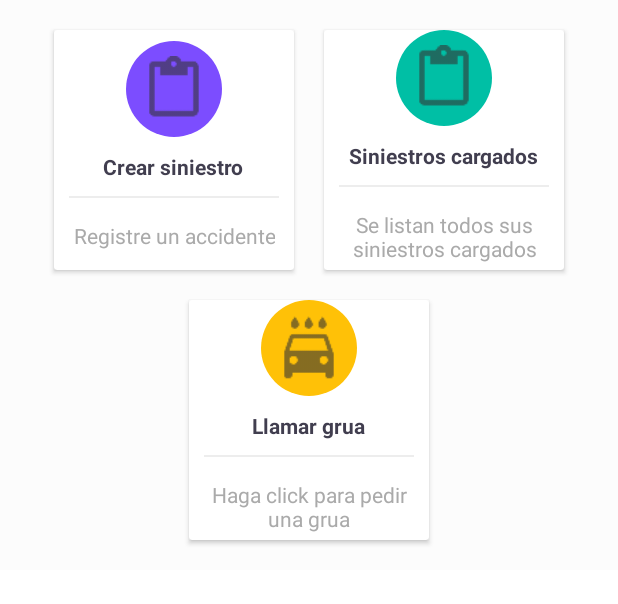
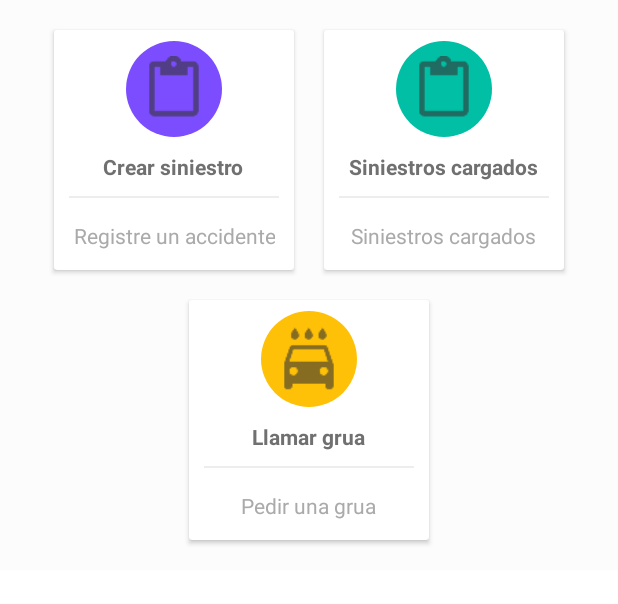
Before and after one commit to gonzajet/segurisimo, an Android app: the HomeActivity screen opened directly, with no data from a screen before it, on a phone screen of 412 x 824 dp, the part 444-1048 px from its top. Run offline under Robolectric (Android 15) with nearby library versions, the phone set to English and light mode, and no system bars.

Commit message:
mod archivos, vistas

```diff
--- a/app/src/main/java/l/gonza/segurisimo/HomeActivity.java
+++ b/app/src/main/java/l/gonza/segurisimo/HomeActivity.java
@@ -68,9 +68,6 @@ public class HomeActivity extends AppCompatActivity implements View.OnClickListe
                 launchActivity(LoginActivity.class);
                 finish();
                 return true;
-            case R.id.menu_settings:
-                Log.i("ActionBar", "Settings");
-                return true;
             default:
                 return super.onOptionsItemSelected(item);
         }
--- a/app/src/main/res/layout/activity_card_view.xml
+++ b/app/src/main/res/layout/activity_card_view.xml
@@ -41,6 +41,7 @@
                 android:id="@+id/textViewNombre"
                 android:layout_width="196dp"
                 android:layout_height="wrap_content"
+                android:layout_marginTop="5dp"
                 android:layout_marginStart="20dp"
                 android:paddingLeft="10dp"
                 android:hint="@string/nombre" />
@@ -49,6 +50,7 @@
                 android:id="@+id/textViewEstado"
                 android:layout_width="196dp"
                 android:layout_height="wrap_content"
+                android:layout_marginTop="5dp"
                 android:layout_marginStart="20dp"
                 android:layout_marginEnd="10dp"
                 android:layout_marginBottom="10dp"
--- a/app/src/main/res/layout/activity_home.xml
+++ b/app/src/main/res/layout/activity_home.xml
@@ -52,6 +52,8 @@
                 android:orientation="horizontal"
                 android:layout_width="match_parent"
                 android:layout_height="wrap_content">
+
+
                 <android.support.v7.widget.CardView
                     android:foreground="?android:attr/selectableItemBackground"
                     android:clickable="true"
@@ -91,6 +93,8 @@
 
                     </LinearLayout>
                 </android.support.v7.widget.CardView>
+
+
                 <android.support.v7.widget.CardView
                     android:foreground="?android:attr/selectableItemBackground"
                     android:id="@+id/CardViewMap"
@@ -106,6 +110,7 @@
                         <ImageView
                             android:layout_width="64dp"
                             android:layout_height="64dp"
+
                             android:background="@drawable/cerclebackgroundgreen"
                             android:src="@drawable/ic_action_add_caso"
                             android:padding="10dp"/>
--- a/app/src/main/res/menu/menu_home.xml
+++ b/app/src/main/res/menu/menu_home.xml
@@ -2,12 +2,6 @@
 <menu xmlns:app="http://schemas.android.com/apk/res-auto"
     xmlns:android="http://schemas.android.com/apk/res/android"
     >
-    <item
-        android:id="@+id/menu_settings"
-        android:title="Settings"
-        app:showAsAction="never"
-        android:orderInCategory="100"
-        />
 
     <item
         android:id="@+id/menu_sesion"
--- a/app/src/main/res/values/colors.xml
+++ b/app/src/main/res/values/colors.xml
@@ -22,6 +22,7 @@
     <color name="backgroundcolor">#fcfcfc</color>
     <color name="test">#DFDFDF</color>
     <color name="bordo">#800c00</color>
+    <color name="texto">#707070</color>
 
 
 </resources>
--- a/app/src/main/res/values/strings.xml
+++ b/app/src/main/res/values/strings.xml
@@ -7,12 +7,12 @@
     <string name="crear_siniestro">Crear siniestro</string>
     <string name="registre_un_accidente">Registre un accidente</string>
     <string name="siniestros_cargados">Siniestros cargados</string>
-    <string name="lista_siniestros">Se listan todos sus siniestros cargados</string>
+    <string name="lista_siniestros">Siniestros cargados</string>
     <string name="llamar_grua">Llamar grua</string>
     <string name="formato_fecha">dd/mm/yyyy</string>
     <string name="formato_hora">hh:mm</string>
-    <string name="click_grua">Haga click para pedir una grua</string>
-    <string name="username">Username</string>
+    <string name="click_grua">Pedir una grua</string>
+    <string name="username">Usuario</string>
     <string name="password">Contraseña</string>
     <string name="login">Login</string>
     <string name="register">No tenes cuenta? Registrate</string>
@@ -24,7 +24,7 @@
     <string name="telefono">Telefono</string>
     <string name="email">Email</string>
     <string name="confirm_password">Confirmar contraseña</string>
-    <string name="text_register">Register</string>
+    <string name="text_register">Registrarse</string>
     <string name="eres_miembro">Ya eres miembro? Login</string>
     <string name="datos">Datos</string>
     <string name="fecha_del_accidente">Fecha del accidente</string>
@@ -34,6 +34,7 @@
     <string name="filtro_por_estado">Filtro por estado</string>
     <string name="eliminar_siniestro">Eliminar siniestro</string>
     <string name="editar">Editar</string>
+    <string name="selecc_f_h">Seleccione fecha y hora</string>
 
 
 
--- a/app/src/main/res/values/styles.xml
+++ b/app/src/main/res/values/styles.xml
@@ -5,11 +5,11 @@
         <!-- Customize your theme here. -->
         <item name="colorPrimary">@color/colorPrimary</item>
         <item name="colorPrimaryDark">@color/colorPrimaryDark</item>
-        <item name="colorAccent">@color/orange</item>
-        <item name="android:textColor">@color/colorBackground</item>
+        <item name="colorAccent">@color/colorPrimaryDark</item>
+        <item name="android:textColor">@color/texto</item>
         <item name="android:textColorHint">@color/test</item>
         <item name="colorControlNormal">@color/gradStop</item>
-        <item name="colorControlActivated">@color/yellow</item>
+        <item name="colorControlActivated">@color/colorPrimary</item>
     </style>
 
     <style name="error_appearance" parent="@android:style/TextAppearance">
```
Also changed, not shown: app/src/main/res/layout/fragment_lista_siniestros.xml (+27 -31 lines), 2 other files.
